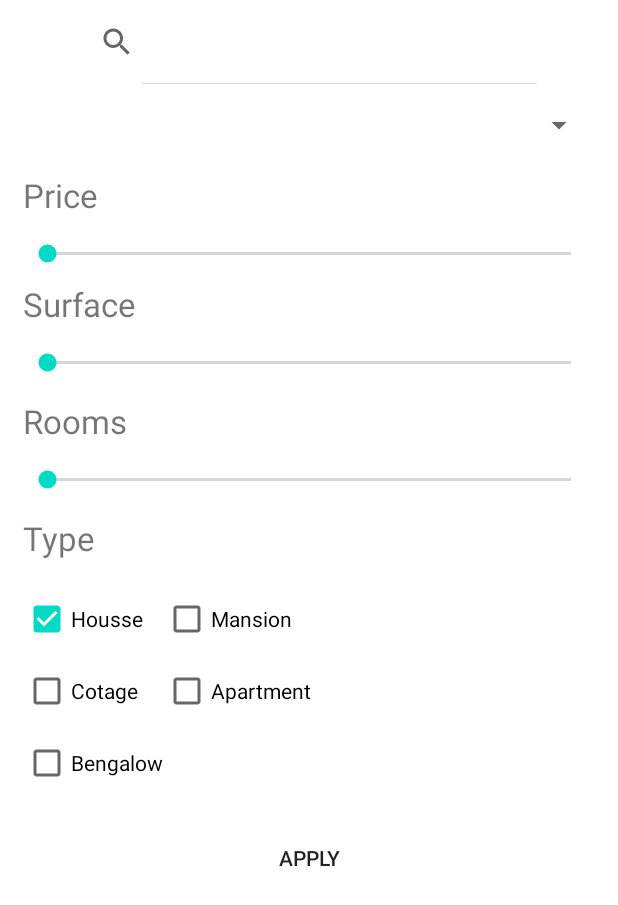
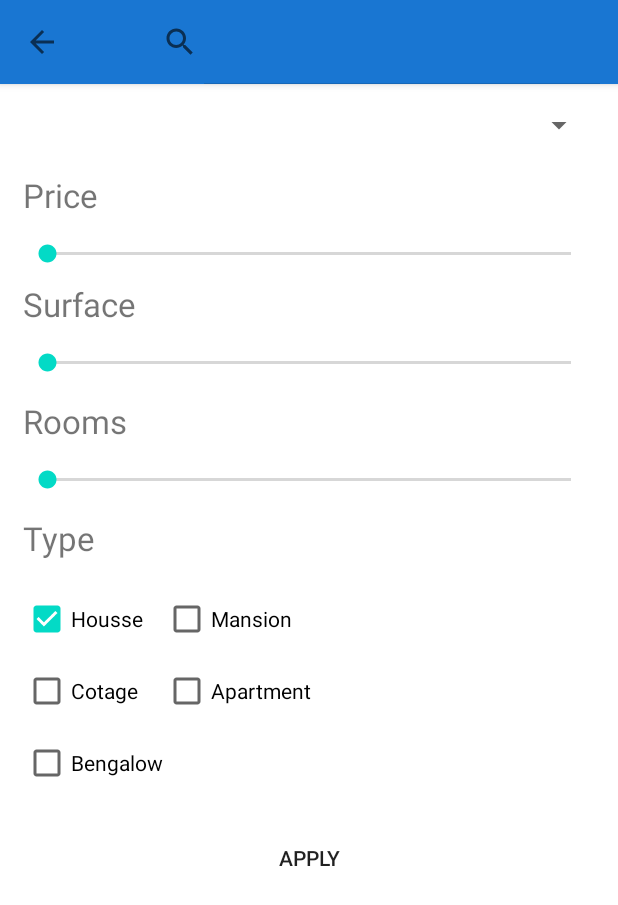
Before and after one commit to Guillaume-GitHub/RealEstateManager, an Android app: the FilterActivity screen opened directly, with no data from a screen before it, on a phone screen of 412 x 824 dp. Shown: the top 905 px of the screen. Run offline under Robolectric (Android 15) with nearby library versions, the phone set to English and light mode, and no system bars.

Commit message:
add FilterActivity navigation

```diff
--- a/app/src/main/java/com/openclassrooms/realestatemanager/controller/FilterActivity.kt
+++ b/app/src/main/java/com/openclassrooms/realestatemanager/controller/FilterActivity.kt
@@ -13,11 +13,21 @@ import androidx.transition.TransitionManager
 import com.google.android.material.chip.Chip
 import com.openclassrooms.realestatemanager.R
 import kotlinx.android.synthetic.main.activity_filter.*
+import kotlinx.android.synthetic.main.activity_main.*
 
 class FilterActivity : AppCompatActivity() {
 
     override fun onCreate(savedInstanceState: Bundle?) {
         super.onCreate(savedInstanceState)
         setContentView(R.layout.activity_filter)
+        this.configToolbar()
+    }
+
+    private fun configToolbar() {
+        // Set the toolbar as support action bar
+        setSupportActionBar(activity_filter_toolbar)
+        supportActionBar?.setDisplayHomeAsUpEnabled(true)
+        supportActionBar?.setHomeButtonEnabled(true)
+        supportActionBar?.elevation = 5.0f
     }
 }
--- a/app/src/main/res/layout/activity_filter.xml
+++ b/app/src/main/res/layout/activity_filter.xml
@@ -10,7 +10,8 @@
     <androidx.appcompat.widget.Toolbar
         android:id="@+id/activity_filter_toolbar"
         android:layout_width="match_parent"
-        android:layout_height="?attr/actionBarSize">
+        android:layout_height="?attr/actionBarSize"
+        android:background="@color/colorPrimary">
 
         <SearchView
             android:layout_width="wrap_content"
```
Also changed, not shown: app/src/main/java/com/openclassrooms/realestatemanager/controller/HomeFragment.kt (+9 -0 lines), app/src/main/java/com/openclassrooms/realestatemanager/controller/MainActivity.kt (+3 -5 lines).
